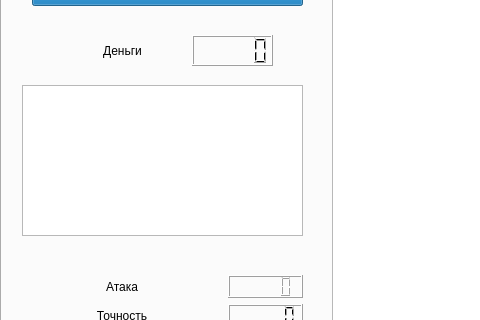
The window that mainwindow.ui (6rayWa1cher/codename-piratelands) describes before a commit, drawn with Qt 5; both pictures show x 0 to 480 and y 120 to 440 of the 892 by 634 pixel window.
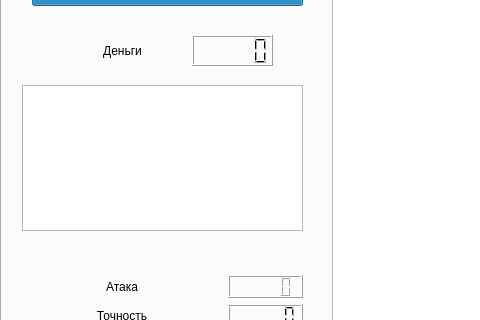
The same window after the commit.

What changed in the file:
```diff
--- a/mainwindow.ui
+++ b/mainwindow.ui
@@ -349,7 +349,7 @@
         <x>20</x>
         <y>160</y>
         <width>281</width>
-        <height>151</height>
+        <height>146</height>
        </rect>
       </property>
       <property name="frameShape">
```
